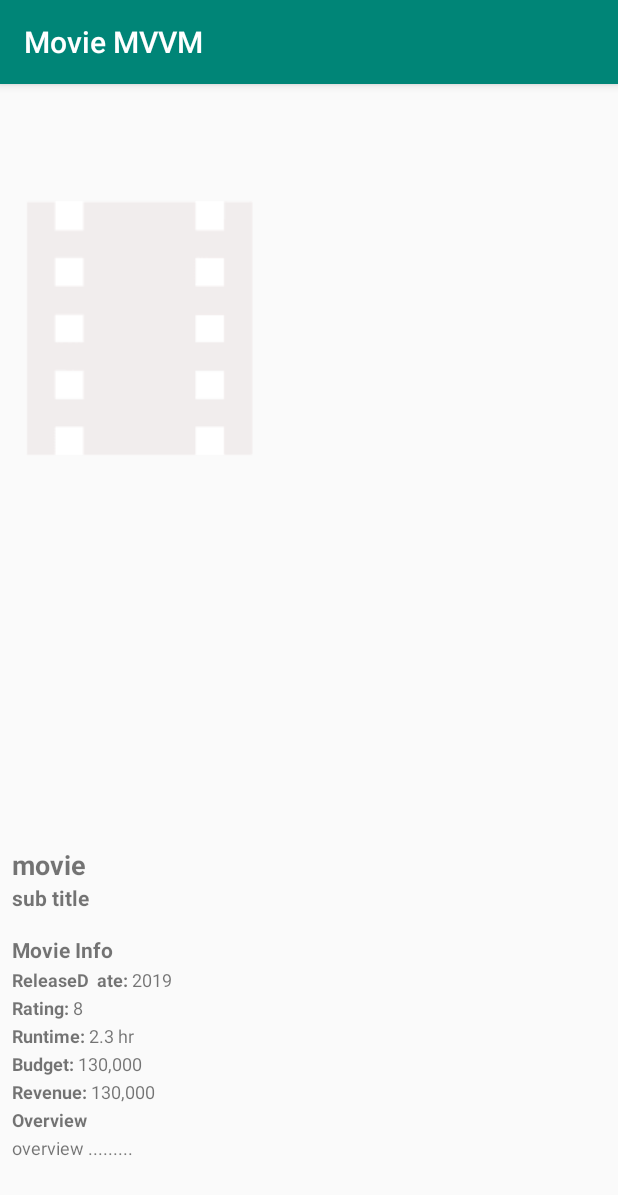
After one commit to HeinerTheBest/Movie-MVVM, an Android app: the SingleMovie screen opened directly, with no data from a screen before it, on a phone screen of 412 x 824 dp. The commit adds this screen. Shown: the top 1195 px of the screen. Run offline under Robolectric (Android 15) with nearby library versions, the phone set to English and light mode, and no system bars.

Commit message:
FInish the studture for model and first view in the xml

```diff
--- a/app/build.gradle
+++ b/app/build.gradle
@@ -25,7 +25,7 @@ android {
 
 dependencies {
     implementation fileTree(dir: 'libs', include: ['*.jar'])
-    implementation"org.jetbrains.kotlin:kotlin-stdlib-jdk7:$kotlin_version"
+    implementation "org.jetbrains.kotlin:kotlin-stdlib-jdk7:$kotlin_version"
     implementation 'androidx.appcompat:appcompat:1.0.2'
     implementation 'androidx.core:core-ktx:1.0.2'
     implementation 'androidx.constraintlayout:constraintlayout:1.1.3'
--- a/app/src/main/AndroidManifest.xml
+++ b/app/src/main/AndroidManifest.xml
@@ -9,6 +9,8 @@
             android:roundIcon="@mipmap/ic_launcher_round"
             android:supportsRtl="true"
             android:theme="@style/AppTheme">
+        <activity android:name=".single_movie_details.SingleMovie">
+        </activity>
         <activity android:name=".MainActivity">
             <intent-filter>
                 <action android:name="android.intent.action.MAIN"/>
--- /dev/null
+++ b/app/src/main/java/com/mobileapps/moviemvvm/data/repository/NetworkState.kt
@@ -0,0 +1,20 @@
+package com.mobileapps.moviemvvm.data.repository
+
+enum class Status{
+    RUNNING,
+    SUCCESS,
+    FAILED
+}
+
+class NetworkState(val status: Status, val msg : String)
+{
+
+   companion object
+   {
+       val LOADED  : NetworkState = NetworkState(Status.SUCCESS,"Success")
+       val LOADING : NetworkState = NetworkState(Status.RUNNING,"Running")
+       val ERROR   : NetworkState = NetworkState(Status.FAILED,"Something went wrong")
+
+   }
+
+}
--- /dev/null
+++ b/app/src/main/java/com/mobileapps/moviemvvm/single_movie_details/SingleMovie.kt
@@ -0,0 +1,13 @@
+package com.mobileapps.moviemvvm.single_movie_details
+
+import androidx.appcompat.app.AppCompatActivity
+import android.os.Bundle
+import com.mobileapps.moviemvvm.R
+
+class SingleMovie : AppCompatActivity() {
+
+    override fun onCreate(savedInstanceState: Bundle?) {
+        super.onCreate(savedInstanceState)
+        setContentView(R.layout.activity_single_movie)
+    }
+}
--- /dev/null
+++ b/app/src/main/res/layout/activity_single_movie.xml
@@ -0,0 +1,226 @@
+<?xml version="1.0" encoding="utf-8"?>
+<androidx.constraintlayout.widget.ConstraintLayout
+        xmlns:android="http://schemas.android.com/apk/res/android"
+        xmlns:tools="http://schemas.android.com/tools"
+        xmlns:app="http://schemas.android.com/apk/res-auto"
+        android:layout_width="match_parent"
+        android:layout_height="match_parent"
+        tools:context=".single_movie_details.SingleMovie">
+
+
+    <LinearLayout
+            android:layout_width="match_parent"
+            android:orientation="vertical"
+            android:layout_height="match_parent">
+        <ProgressBar
+                android:id="@+id/pbLoadingMoviesDetail"
+                android:layout_width="wrap_content"
+                android:layout_gravity="center"
+                android:visibility="gone"
+                android:layout_height="match_parent"/>
+
+        <TextView
+                android:id="@+id/tvError"
+                android:gravity="center"
+                android:text="@string/connection_problem"
+                android:textColor="@color/colorError"
+                android:layout_width="match_parent"
+                android:visibility="gone"
+                android:layout_height="match_parent"/>
+
+    </LinearLayout>
+
+
+    <ScrollView
+            app:layout_constraintTop_toTopOf="parent"
+            android:layout_width="match_parent"
+            android:layout_height="match_parent">
+
+        <LinearLayout
+                android:layout_width="match_parent"
+                android:layout_height="match_parent"
+                android:orientation="vertical"
+                android:id="@+id/linearLayout">
+
+
+            <ImageView
+                    android:id="@+id/iv_movie_poster"
+                    android:layout_width="match_parent"
+                    android:layout_height="500dp"
+                    android:layout_gravity="center"
+                    android:scaleType="matrix"
+                    android:src="@drawable/poster_placeholder"/>
+
+            <LinearLayout
+                    android:layout_width="match_parent"
+                    android:layout_height="match_parent"
+                    android:orientation="vertical"
+                    android:layout_margin="8dp">
+
+                <TextView
+                        android:id="@+id/movie_title"
+                        android:layout_width="wrap_content"
+                        android:layout_height="wrap_content"
+                        android:text="movie"
+                        android:textStyle="bold"
+                        android:textSize="18sp"/>
+
+                <TextView
+                        android:id="@+id/movie_tagline"
+                        android:layout_width="wrap_content"
+                        android:layout_height="wrap_content"
+                        android:text="sub title"
+                        android:textSize="14sp"
+                        android:textStyle="bold"/>
+
+                <TextView
+                        android:layout_width="wrap_content"
+                        android:layout_height="wrap_content"
+                        android:text="Movie Info"
+                        android:layout_marginTop="15dp"
+                        android:textSize="14sp"
+                        android:textStyle="bold"/>
+
+                <LinearLayout
+                        android:layout_width="match_parent"
+                        android:layout_height="match_parent"
+                        android:orientation="horizontal">
+
+                    <TextView
+                            android:layout_width="wrap_content"
+                            android:layout_height="wrap_content"
+                            android:layout_marginTop="2dp"
+                            android:text="ReleaseD  ate: "
+                            android:textSize="12sp"
+                            android:textStyle="bold"/>
+
+                    <TextView
+                            android:id="@+id/movie_release_date"
+                            android:layout_width="wrap_content"
+                            android:layout_height="wrap_content"
+                            android:layout_marginTop="2dp"
+                            android:text="2019"
+                            android:textSize="12sp"/>
+
+                </LinearLayout>
+
+                <LinearLayout
+                        android:layout_width="match_parent"
+                        android:layout_height="match_parent"
+                        android:orientation="horizontal">
+
+                    <TextView
+                            android:layout_width="wrap_content"
+                            android:layout_height="wrap_content"
+                            android:layout_marginTop="2dp"
+                            android:text="Rating: "
+                            android:textSize="12sp"
+                            android:textStyle="bold"/>
+
+                    <TextView
+                            android:id="@+id/movie_rating"
+                            android:layout_width="wrap_content"
+                            android:layout_height="wrap_content"
+                            android:layout_marginTop="2dp"
+                            android:text="8"
+                            android:textSize="12sp"/>
+
+                </LinearLayout>
+
+                <LinearLayout
+                        android:layout_width="match_parent"
+                        android:layout_height="match_parent"
+                        android:orientation="horizontal">
+
+                    <TextView
+                            android:layout_width="wrap_content"
+                            android:layout_height="wrap_content"
+                            android:layout_marginTop="2dp"
+                            android:text="Runtime: "
+                            android:textSize="12sp"
+                            android:textStyle="bold"/>
+
+                    <TextView
+                            android:id="@+id/movie_runtime"
+                            android:layout_width="wrap_content"
+                            android:layout_height="wrap_content"
+                            android:layout_marginTop="2dp"
+                            android:text="2.3 hr"
+                            android:textSize="12sp"/>
+
+                </LinearLayout>
+
+                <LinearLayout
+                        android:layout_width="match_parent"
+                        android:layout_height="match_parent"
+                        android:orientation="horizontal">
+
+                    <TextView
+                            android:layout_width="wrap_content"
+                            android:layout_height="wrap_content"
+                            android:layout_marginTop="2dp"
+                            android:text="Budget: "
+                            android:textSize="12sp"
+                            android:textStyle="bold"/>
+
+                    <TextView
+                            android:id="@+id/movie_budget"
+                            android:layout_width="wrap_content"
+                            android:layout_height="wrap_content"
+                            android:layout_marginTop="2dp"
+                            android:text="130,000"
+                            android:textSize="12sp"/>
+
+                </LinearLayout>
+
+                <LinearLayout
+                        android:layout_width="match_parent"
+                        android:layout_height="match_parent"
+                        android:orientation="horizontal">
+
+                    <TextView
+                            android:layout_width="wrap_content"
+                            android:layout_height="wrap_content"
+                            android:layout_marginTop="2dp"
+                            android:text="Revenue: "
+                            android:textSize="12sp"
+                            android:textStyle="bold"/>
+
+                    <TextView
+                            android:id="@+id/movie_revenue"
+                            android:layout_width="wrap_content"
+                            android:layout_height="wrap_content"
+                            android:layout_marginTop="2dp"
+                            android:text="130,000"
+                            android:textSize="12sp"/>
+
+                </LinearLayout>
+
+
+
+
+
+                <TextView
+                        android:layout_width="wrap_content"
+                        android:layout_height="wrap_content"
+                        android:layout_marginTop="2dp"
+                        android:text="Overview "
+                        android:textSize="12sp"
+                        android:textStyle="bold"/>
+                <TextView
+                        android:id="@+id/movie_overview"
+                        android:layout_width="wrap_content"
+                        android:layout_height="wrap_content"
+                        android:layout_marginTop="2dp"
+                        android:text="overview ........."
+                        android:textSize="12sp"/>
+
+            </LinearLayout>
+
+
+
+        </LinearLayout>
+
+    </ScrollView>
+
+</androidx.constraintlayout.widget.ConstraintLayout>
--- a/app/src/main/res/values/colors.xml
+++ b/app/src/main/res/values/colors.xml
@@ -3,4 +3,6 @@
     <color name="colorPrimary">#008577</color>
     <color name="colorPrimaryDark">#00574B</color>
     <color name="colorAccent">#D81B60</color>
+    <color name="colorError">#A70303</color>
+
 </resources>
--- a/app/src/main/res/values/strings.xml
+++ b/app/src/main/res/values/strings.xml
@@ -1,3 +1,4 @@
 <resources>
     <string name="app_name">Movie MVVM</string>
+    <string name="connection_problem">Connection Problem!</string>
 </resources>
```
Also changed, not shown: app/src/main/res/drawable/poster_placeholder.png (added).
